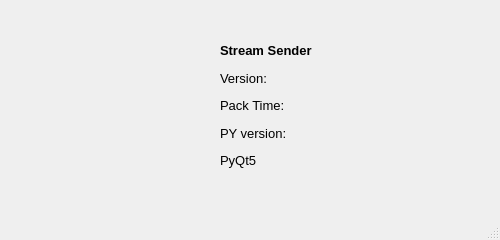
Old version of the form ui/about.ui in the repository Reinering/stream-sender.
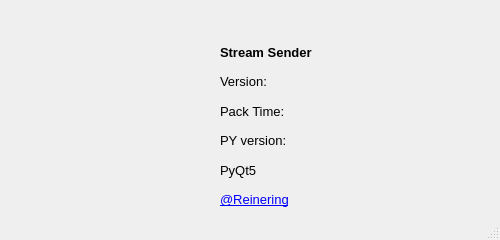
New version of the form. Icons and pictures are not drawn.

Commit message: update about ui author

Patch:
```diff
--- a/ui/about.ui
+++ b/ui/about.ui
@@ -53,7 +53,7 @@
      <x>220</x>
      <y>40</y>
      <width>251</width>
-     <height>131</height>
+     <height>171</height>
     </rect>
    </property>
    <layout class="QVBoxLayout" name="verticalLayout">
@@ -121,25 +121,22 @@
       </property>
      </widget>
     </item>
-   </layout>
-  </widget>
+    <item>
   <widget class="QLabel" name="label_4">
-   <property name="geometry">
-    <rect>
-     <x>220</x>
-     <y>200</y>
-     <width>161</width>
-     <height>31</height>
-    </rect>
-   </property>
    <property name="font">
     <font>
      <pointsize>10</pointsize>
     </font>
    </property>
    <property name="text">
-    <string/>
-   </property>
+       <string>&lt;a href=&quot;https://github.com/Reinering/stream-sender.git&quot;&gt;@Reinering</string>
+      </property>
+      <property name="openExternalLinks">
+       <bool>true</bool>
+      </property>
+     </widget>
+    </item>
+   </layout>
   </widget>
  </widget>
  <resources>
```
Lines whose indentation alone changed are shown as unchanged. The commit also changes 1 other file.
